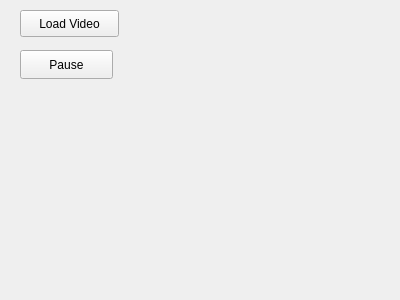
Above: gui/SpiNNvidStreamer/SpiNNvidStreamer/vidstreamer.ui from indarsugiarto/Graceful_ImagePro before the change. Below: the same form after it.
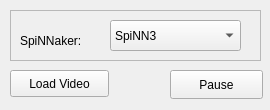
That is the form after the change.

Patch:
```diff
--- a/gui/SpiNNvidStreamer/SpiNNvidStreamer/vidstreamer.ui
+++ b/gui/SpiNNvidStreamer/SpiNNvidStreamer/vidstreamer.ui
@@ -6,18 +6,30 @@
    <rect>
     <x>0</x>
     <y>0</y>
-    <width>400</width>
-    <height>300</height>
+    <width>270</width>
+    <height>110</height>
    </rect>
   </property>
+  <property name="minimumSize">
+   <size>
+    <width>270</width>
+    <height>110</height>
+   </size>
+  </property>
+  <property name="maximumSize">
+   <size>
+    <width>270</width>
+    <height>110</height>
+   </size>
+  </property>
   <property name="windowTitle">
    <string>vidStreamer</string>
   </property>
   <widget class="QPushButton" name="pbLoad">
    <property name="geometry">
     <rect>
-     <x>20</x>
-     <y>10</y>
+     <x>10</x>
+     <y>70</y>
      <width>99</width>
      <height>27</height>
     </rect>
@@ -29,8 +41,8 @@
   <widget class="QPushButton" name="pbPause">
    <property name="geometry">
     <rect>
-     <x>20</x>
-     <y>50</y>
+     <x>170</x>
+     <y>70</y>
      <width>93</width>
      <height>29</height>
     </rect>
@@ -39,6 +51,55 @@
     <string>Pause</string>
    </property>
   </widget>
+  <widget class="QFrame" name="frame">
+   <property name="geometry">
+    <rect>
+     <x>10</x>
+     <y>10</y>
+     <width>251</width>
+     <height>51</height>
+    </rect>
+   </property>
+   <property name="frameShape">
+    <enum>QFrame::StyledPanel</enum>
+   </property>
+   <property name="frameShadow">
+    <enum>QFrame::Raised</enum>
+   </property>
+   <widget class="QLabel" name="label">
+    <property name="geometry">
+     <rect>
+      <x>10</x>
+      <y>20</y>
+      <width>81</width>
+      <height>21</height>
+     </rect>
+    </property>
+    <property name="text">
+     <string>SpiNNaker:</string>
+    </property>
+   </widget>
+   <widget class="QComboBox" name="cbSpiNN">
+    <property name="geometry">
+     <rect>
+      <x>100</x>
+      <y>10</y>
+      <width>131</width>
+      <height>31</height>
+     </rect>
+    </property>
+    <item>
+     <property name="text">
+      <string>SpiNN3</string>
+     </property>
+    </item>
+    <item>
+     <property name="text">
+      <string>SpiNN5</string>
+     </property>
+    </item>
+   </widget>
+  </widget>
  </widget>
  <layoutdefault spacing="6" margin="11"/>
  <resources/>
```
